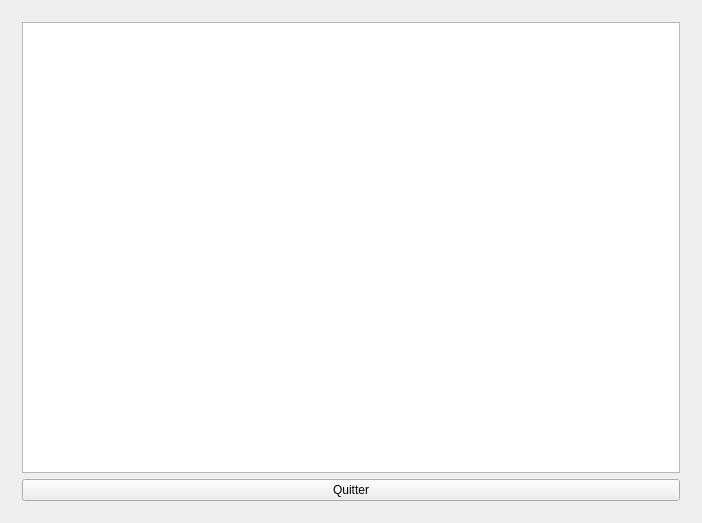
This is Client/mainwindow.ui in adnanb/Projet-IPI as Qt 5 draws it before an edit. The edited form follows.
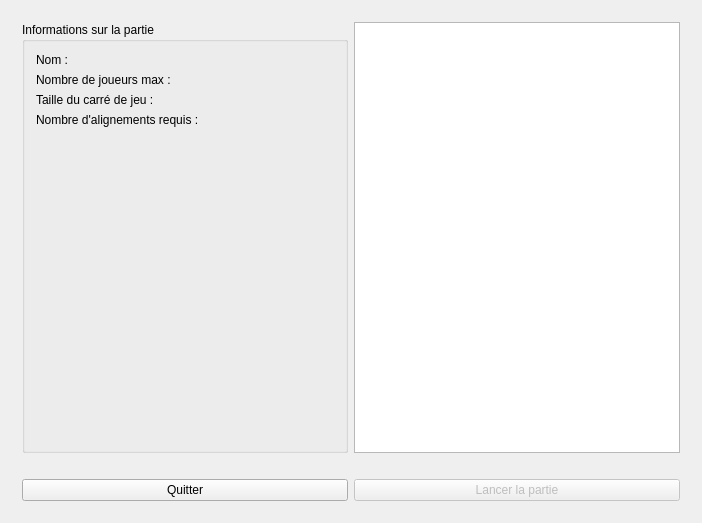
This is the edited form. The open tabs and pages were chosen to show the change.

What changed in the file:
```diff
--- a/Client/mainwindow.ui
+++ b/Client/mainwindow.ui
@@ -254,15 +254,109 @@
        <layout class="QHBoxLayout" name="horizontalLayout_6">
         <item>
          <layout class="QGridLayout" name="gridLayout_3">
-          <item row="1" column="0">
+          <item row="2" column="0">
            <widget class="QPushButton" name="waitQuit">
             <property name="text">
              <string>Quitter</string>
             </property>
            </widget>
           </item>
+          <item row="2" column="1">
+           <widget class="QPushButton" name="waitLaunch">
+            <property name="enabled">
+             <bool>false</bool>
+            </property>
+            <property name="text">
+             <string>Lancer la partie</string>
+            </property>
+            <property name="checkable">
+             <bool>false</bool>
+            </property>
+            <property name="flat">
+             <bool>false</bool>
+            </property>
+           </widget>
+          </item>
           <item row="0" column="0">
-           <widget class="QListView" name="listView_2"/>
+           <widget class="QGroupBox" name="groupBox_2">
+            <property name="sizePolicy">
+             <sizepolicy hsizetype="Expanding" vsizetype="Preferred">
+              <horstretch>0</horstretch>
+              <verstretch>0</verstretch>
+             </sizepolicy>
+            </property>
+            <property name="title">
+             <string>Informations sur la partie</string>
+            </property>
+            <layout class="QFormLayout" name="formLayout_2">
+             <item row="0" column="0">
+              <widget class="QLabel" name="label_2">
+               <property name="text">
+                <string>Nom : </string>
+               </property>
+              </widget>
+             </item>
+             <item row="0" column="1">
+              <widget class="QLabel" name="waitName">
+               <property name="text">
+                <string/>
+               </property>
+              </widget>
+             </item>
+             <item row="1" column="0">
+              <widget class="QLabel" name="label_8">
+               <property name="text">
+                <string>Nombre de joueurs max :</string>
+               </property>
+              </widget>
+             </item>
+             <item row="1" column="1">
+              <widget class="QLabel" name="waitNbPlayers">
+               <property name="text">
+                <string/>
+               </property>
+              </widget>
+             </item>
+             <item row="2" column="0">
+              <widget class="QLabel" name="label_10">
+               <property name="text">
+                <string>Taille du carré de jeu :</string>
+               </property>
+              </widget>
+             </item>
+             <item row="3" column="0">
+              <widget class="QLabel" name="label_11">
+               <property name="text">
+                <string>Nombre d'alignements requis :</string>
+               </property>
+              </widget>
+             </item>
+             <item row="2" column="1">
+              <widget class="QLabel" name="waitSize">
+               <property name="text">
+                <string/>
+               </property>
+              </widget>
+             </item>
+             <item row="3" column="1">
+              <widget class="QLabel" name="waitNbAlign">
+               <property name="text">
+                <string/>
+               </property>
+              </widget>
+             </item>
+            </layout>
+           </widget>
+          </item>
+          <item row="0" column="1">
+           <widget class="QListWidget" name="waitList"/>
+          </item>
+          <item row="1" column="0" colspan="2">
+           <widget class="QLabel" name="waitState">
+            <property name="text">
+             <string/>
+            </property>
+           </widget>
           </item>
          </layout>
         </item>
```
Left out of the diff: 2 changed lines with no effect on the pictures.
